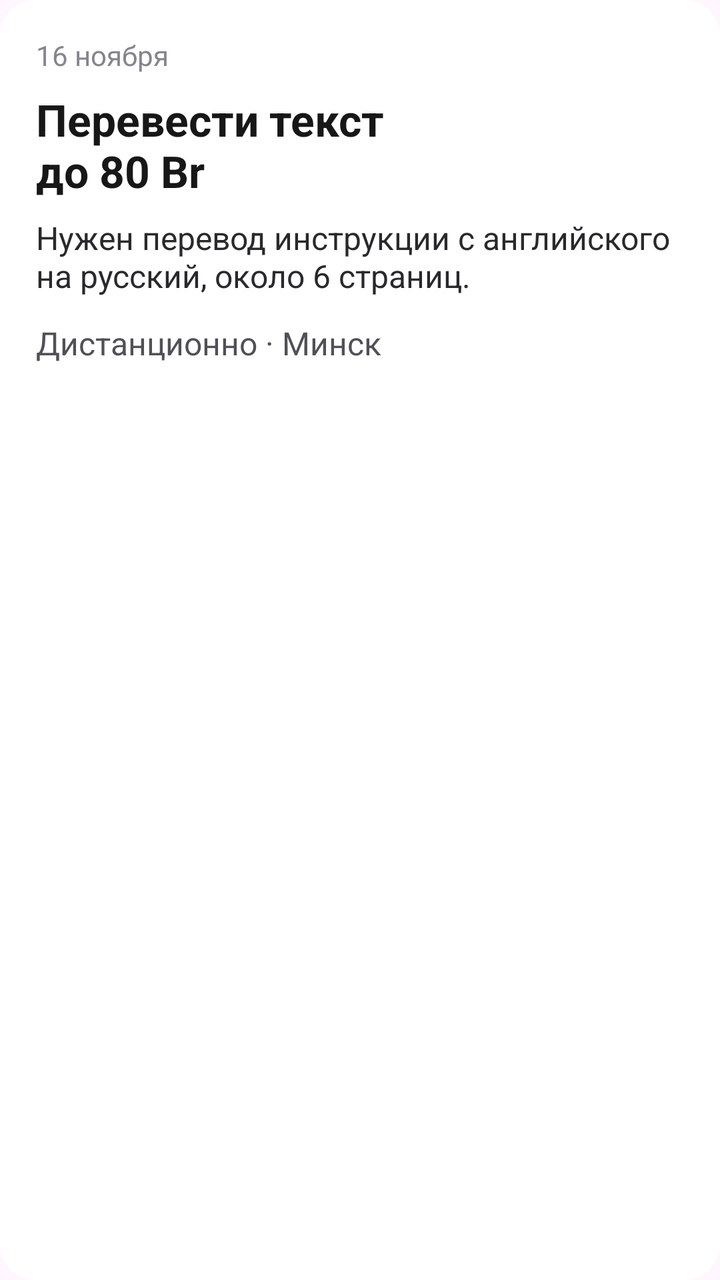
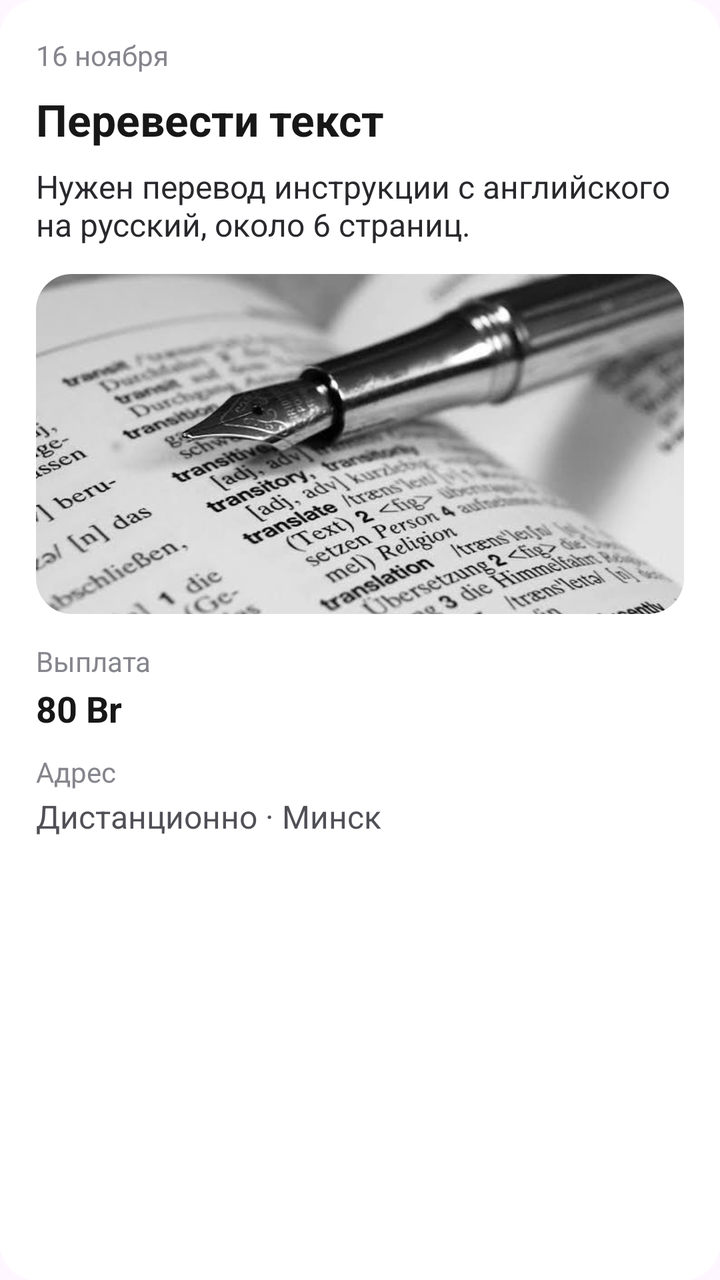

Compare the two renders of this Android layout. The source of the first and the diff that turns it into the second are given below.
<!-- AndroidManifest.xml: application theme Theme.Kursach -->
<!-- res/layout/item_order_fourth.xml -->
<?xml version="1.0" encoding="utf-8"?>
<LinearLayout xmlns:android="http://schemas.android.com/apk/res/android"
    android:layout_width="match_parent" android:layout_height="wrap_content"
    android:tag="перевод текста английский русский 80 br удалённо"
    android:layout_marginBottom="14dp" android:background="@drawable/rounded_white"
    android:orientation="vertical" android:padding="18dp">
    <TextView android:layout_width="wrap_content" android:layout_height="wrap_content" android:text="16 ноября" android:textColor="#85858D" android:textSize="14sp" />
    <TextView android:layout_width="match_parent" android:layout_height="wrap_content" android:layout_marginTop="8dp" android:text="Перевести текст\nдо 80 Br" android:textColor="#171717" android:textSize="22sp" android:textStyle="bold" />
    <TextView android:layout_width="match_parent" android:layout_height="wrap_content" android:layout_marginTop="8dp" android:text="Нужен перевод инструкции с английского на русский, около 6 страниц." android:textColor="#29292D" android:textSize="16sp" />
    <TextView android:layout_width="wrap_content" android:layout_height="wrap_content" android:layout_marginTop="12dp" android:text="Дистанционно · Минск" android:textColor="#505057" android:textSize="16sp" />
</LinearLayout>
<!-- resources referenced by this layout -->
<resources>
  <!-- drawable rounded_white (drawable) -->
  <shape xmlns:android="http://schemas.android.com/apk/res/android" android:shape="rectangle">
      <solid android:color="#FFFFFF" />
      <corners android:radius="18dp" />
  </shape>
  <style name="Theme.Kursach" parent="Base.Theme.Kursach" />
  <style name="Base.Theme.Kursach" parent="Theme.Material3.DayNight.NoActionBar">
          
          
      </style>
</resources>

<!-- the commit's change to res/layout/item_order_fourth.xml (unified diff, before → after) -->
@@ -5,7 +5,19 @@
     android:layout_marginBottom="14dp" android:background="@drawable/rounded_white"
     android:orientation="vertical" android:padding="18dp">
     <TextView android:layout_width="wrap_content" android:layout_height="wrap_content" android:text="16 ноября" android:textColor="#85858D" android:textSize="14sp" />
-    <TextView android:layout_width="match_parent" android:layout_height="wrap_content" android:layout_marginTop="8dp" android:text="Перевести текст\nдо 80 Br" android:textColor="#171717" android:textSize="22sp" android:textStyle="bold" />
+    <TextView android:layout_width="match_parent" android:layout_height="wrap_content" android:layout_marginTop="8dp" android:text="Перевести текст" android:textColor="#171717" android:textSize="22sp" android:textStyle="bold" />
     <TextView android:layout_width="match_parent" android:layout_height="wrap_content" android:layout_marginTop="8dp" android:text="Нужен перевод инструкции с английского на русский, около 6 страниц." android:textColor="#29292D" android:textSize="16sp" />
-    <TextView android:layout_width="wrap_content" android:layout_height="wrap_content" android:layout_marginTop="12dp" android:text="Дистанционно · Минск" android:textColor="#505057" android:textSize="16sp" />
+    <ImageView
+        android:layout_width="match_parent"
+        android:layout_height="170dp"
+        android:layout_marginTop="14dp"
+        android:background="@drawable/rounded_white"
+        android:clipToOutline="true"
+        android:contentDescription="Перо и текст в словаре"
+        android:scaleType="centerCrop"
+        android:src="@drawable/translation_dictionary" />
+    <TextView android:layout_width="wrap_content" android:layout_height="wrap_content" android:layout_marginTop="14dp" android:text="Выплата" android:textColor="#85858D" android:textSize="14sp" />
+    <TextView android:layout_width="wrap_content" android:layout_height="wrap_content" android:layout_marginTop="2dp" android:text="80 Br" android:textColor="#171717" android:textSize="18sp" android:textStyle="bold" />
+    <TextView android:layout_width="wrap_content" android:layout_height="wrap_content" android:layout_marginTop="10dp" android:text="Адрес" android:textColor="#85858D" android:textSize="14sp" />
+    <TextView android:layout_width="wrap_content" android:layout_height="wrap_content" android:layout_marginTop="2dp" android:text="Дистанционно · Минск" android:textColor="#505057" android:textSize="16sp" />
 </LinearLayout>
<!-- resource entries referenced after the edit -->
@@ -5,6 +5,7 @@
       <solid android:color="#FFFFFF" />
       <corners android:radius="18dp" />
   </shape>
+  <!-- drawable translation_dictionary: png bitmap (drawable-nodpi, 37990 bytes) -->
   <style name="Theme.Kursach" parent="Base.Theme.Kursach" />
   <style name="Base.Theme.Kursach" parent="Theme.Material3.DayNight.NoActionBar">
           
